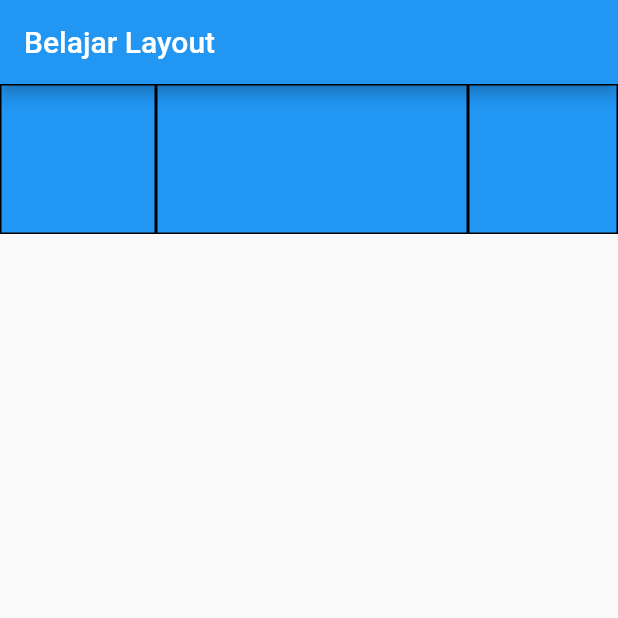
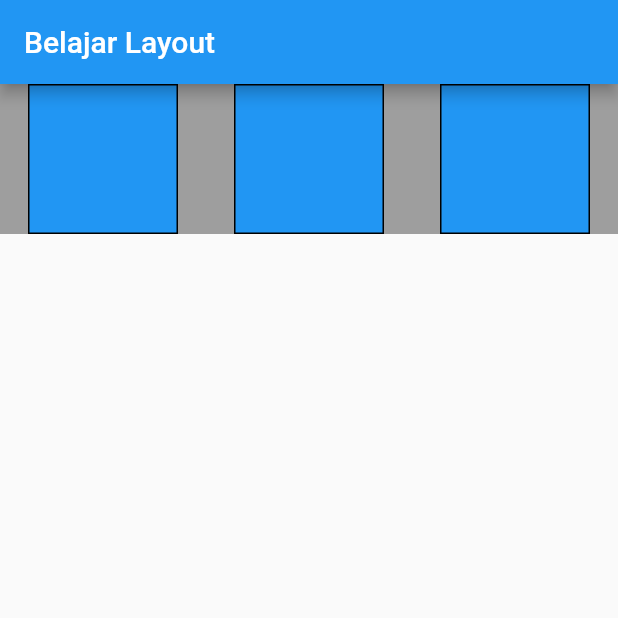
Before and after one commit to siubie/flutter_layout, a Flutter app: the screen it shows after launch, on a phone screen of 412 x 824 dp, the top half of it. Run offline on Flutter 3.47's test engine with Material 2 defaults, Android fonts, the phone set to English and light mode, and no system bars.

Commit message:
Flexfit n flex

```diff
--- a/lib/main.dart
+++ b/lib/main.dart
@@ -22,15 +22,16 @@ class Layout extends StatelessWidget {
         body: Container(
           color: Colors.grey,
           child: Row(
+            mainAxisAlignment: MainAxisAlignment.spaceAround,
             children: [
               Flexible(
-                fit: FlexFit.tight,
+                fit: FlexFit.loose,
                 flex: 1,
                 child: BlueBox(),
               ),
               Flexible(
-                fit: FlexFit.tight,
-                flex: 2,
+                fit: FlexFit.loose,
+                flex: 1,
                 child: BlueBox(),
               ),
               BlueBox(),
```
